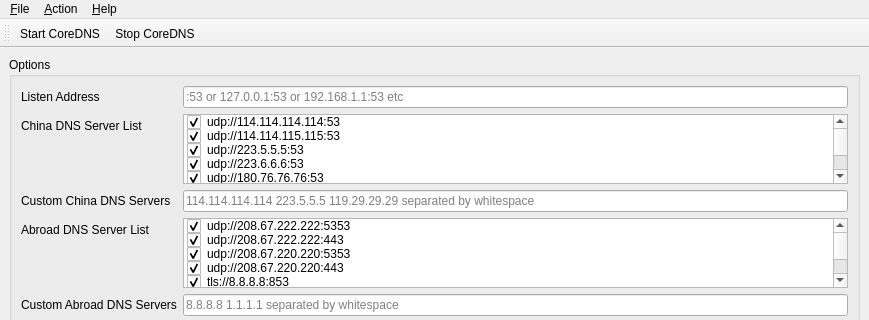
Old version of the form mainwindow.ui in the repository missdeer/corednshome; both pictures show x 0 to 869 and y 0 to 320 of the 869 by 796 pixel window.
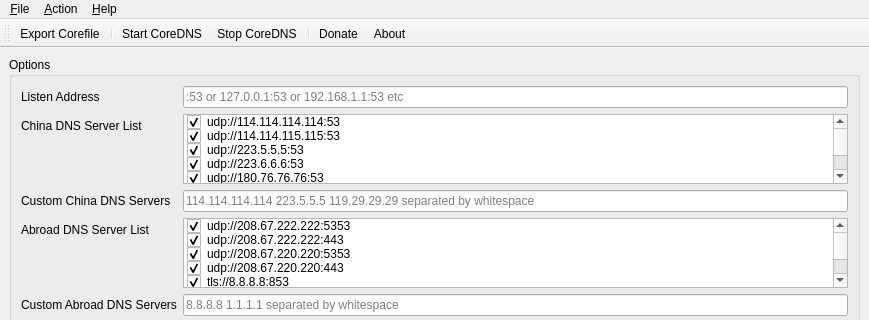
New version of the form. Icons and pictures are not drawn.

Commit message: (+)add icons for actions

Diff of the .ui file:
```diff
--- a/mainwindow.ui
+++ b/mainwindow.ui
@@ -944,8 +944,13 @@
    <attribute name="toolBarBreak">
     <bool>false</bool>
    </attribute>
+   <addaction name="actionExportCorefile"/>
+   <addaction name="separator"/>
    <addaction name="actionStartCoreDNS"/>
    <addaction name="actionStopCoreDNS"/>
+   <addaction name="separator"/>
+   <addaction name="actionDonate"/>
+   <addaction name="actionAbout"/>
   </widget>
   <action name="actionExportCorefile">
    <property name="text">
```
Left out of the diff: 12 changed lines with no effect on the pictures. The commit also changes 3 other files.
